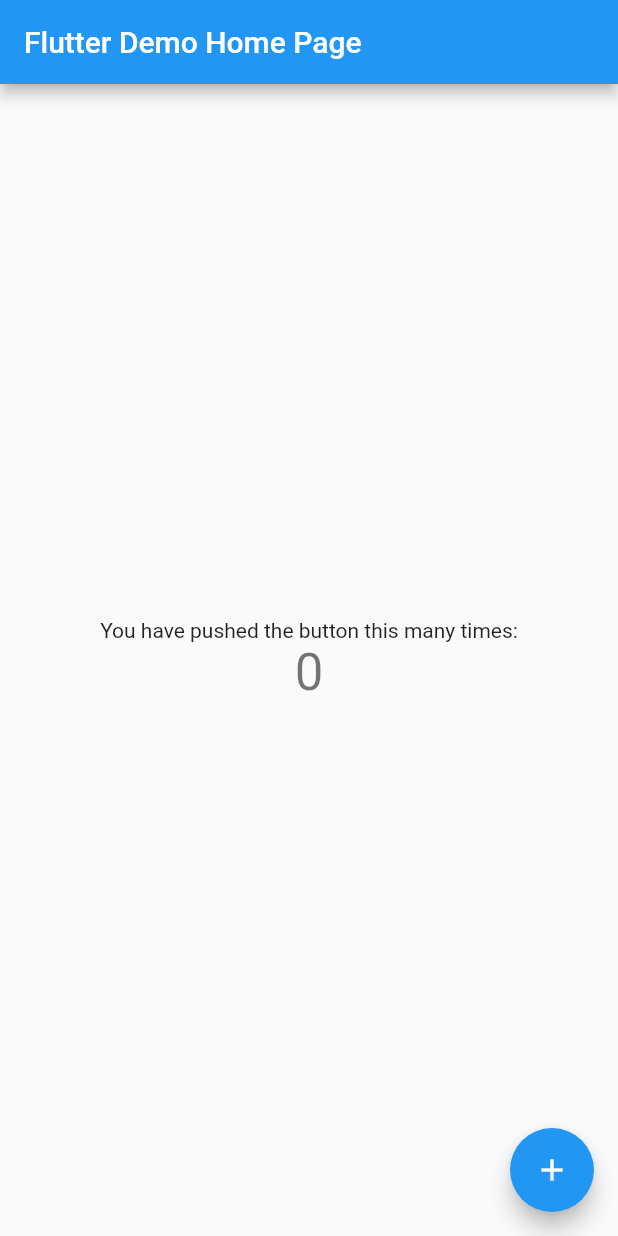
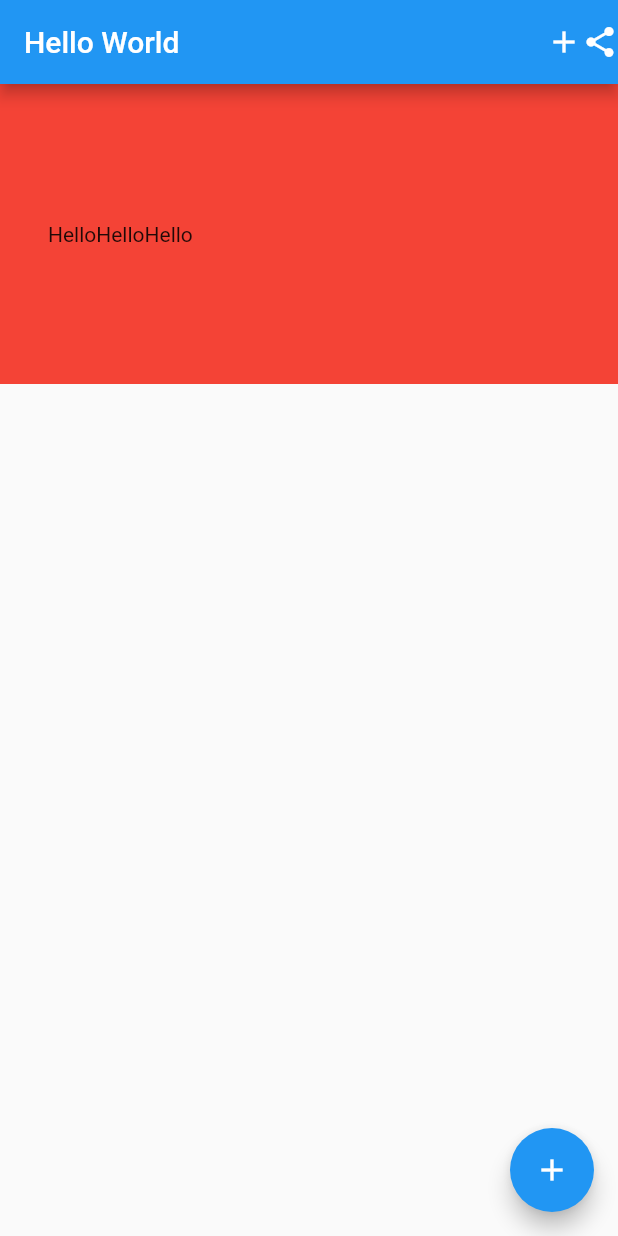
Before and after one commit to ika-si/fluttertest_app, a Flutter app: the screen it shows after launch, on a phone screen of 412 x 824 dp. Run offline on Flutter 3.47's test engine with Material 2 defaults, Android fonts, the phone set to English and light mode, and no system bars.

Commit message:
widgetの変更

```diff
--- a/lib/main.dart
+++ b/lib/main.dart
@@ -5,21 +5,11 @@ void main() {
 }
 
 class MyApp extends StatelessWidget {
-  // This widget is the root of your application.
   @override
   Widget build(BuildContext context) {
     return MaterialApp(
       title: 'Flutter Demo',
       theme: ThemeData(
-        // This is the theme of your application.
-        //
-        // Try running your application with "flutter run". You'll see the
-        // application has a blue toolbar. Then, without quitting the app, try
-        // changing the primarySwatch below to Colors.green and then invoke
-        // "hot reload" (press "r" in the console where you ran "flutter run",
-        // or simply save your changes to "hot reload" in a Flutter IDE).
-        // Notice that the counter didn't reset back to zero; the application
-        // is not restarted.
         primarySwatch: Colors.blue,
       ),
       home: MyHomePage(title: 'Flutter Demo Home Page'),
@@ -29,85 +19,48 @@ class MyApp extends StatelessWidget {
 
 class MyHomePage extends StatefulWidget {
   MyHomePage({Key key, this.title}) : super(key: key);
-
-  // This widget is the home page of your application. It is stateful, meaning
-  // that it has a State object (defined below) that contains fields that affect
-  // how it looks.
-
-  // This class is the configuration for the state. It holds the values (in this
-  // case the title) provided by the parent (in this case the App widget) and
-  // used by the build method of the State. Fields in a Widget subclass are
-  // always marked "final".
-
   final String title;
-
   @override
   _MyHomePageState createState() => _MyHomePageState();
 }
 
 class _MyHomePageState extends State<MyHomePage> {
   int _counter = 0;
-
   void _incrementCounter() {
     setState(() {
-      // This call to setState tells the Flutter framework that something has
-      // changed in this State, which causes it to rerun the build method below
-      // so that the display can reflect the updated values. If we changed
-      // _counter without calling setState(), then the build method would not be
-      // called again, and so nothing would appear to happen.
       _counter++;
     });
   }
 
   @override
   Widget build(BuildContext context) {
-    // This method is rerun every time setState is called, for instance as done
-    // by the _incrementCounter method above.
-    //
-    // The Flutter framework has been optimized to make rerunning build methods
-    // fast, so that you can just rebuild anything that needs updating rather
-    // than having to individually change instances of widgets.
     return Scaffold(
       appBar: AppBar(
-        // Here we take the value from the MyHomePage object that was created by
-        // the App.build method, and use it to set our appbar title.
-        title: Text(widget.title),
+        title: Text('Hello World'),
+        actions: <Widget>[
+          Icon(Icons.add),
+          Icon(Icons.share),
+        ],
       ),
-      body: Center(
-        // Center is a layout widget. It takes a single child and positions it
-        // in the middle of the parent.
-        child: Column(
-          // Column is also a layout widget. It takes a list of children and
-          // arranges them vertically. By default, it sizes itself to fit its
-          // children horizontally, and tries to be as tall as its parent.
-          //
-          // Invoke "debug painting" (press "p" in the console, choose the
-          // "Toggle Debug Paint" action from the Flutter Inspector in Android
-          // Studio, or the "Toggle Debug Paint" command in Visual Studio Code)
-          // to see the wireframe for each widget.
-          //
-          // Column has various properties to control how it sizes itself and
-          // how it positions its children. Here we use mainAxisAlignment to
-          // center the children vertically; the main axis here is the vertical
-          // axis because Columns are vertical (the cross axis would be
-          // horizontal).
-          mainAxisAlignment: MainAxisAlignment.center,
-          children: <Widget>[
-            Text(
-              'You have pushed the button this many times:',
-            ),
-            Text(
-              '$_counter',
-              style: Theme.of(context).textTheme.headline4,
-            ),
-          ],
+      body: Container(
+        height: 200,
+        color: Colors.red,
+        child: Padding(
+          padding: const EdgeInsets.all(32.0),
+          child: Row(
+            children: <Widget>[
+              Text('Hello'),
+              Text('Hello'),
+              Text('Hello'),
+            ],
+          ),
         ),
       ),
       floatingActionButton: FloatingActionButton(
         onPressed: _incrementCounter,
         tooltip: 'Increment',
         child: Icon(Icons.add),
-      ), // This trailing comma makes auto-formatting nicer for build methods.
+      ),
     );
   }
 }
```
